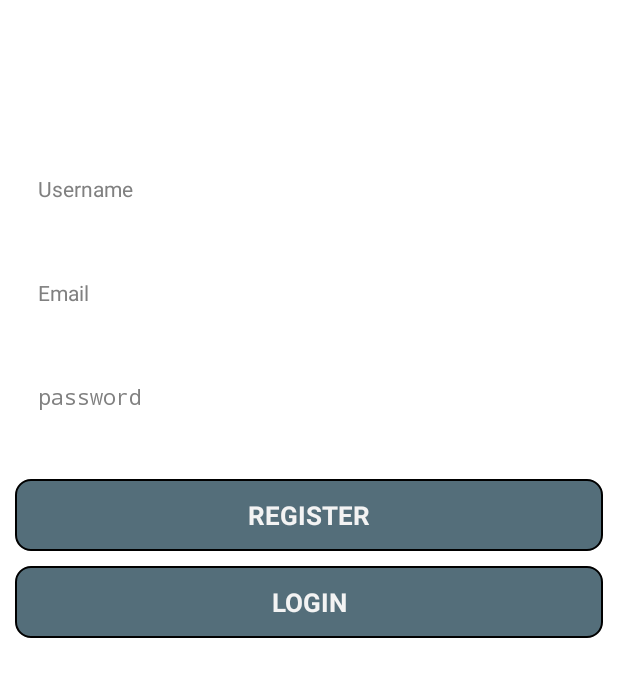
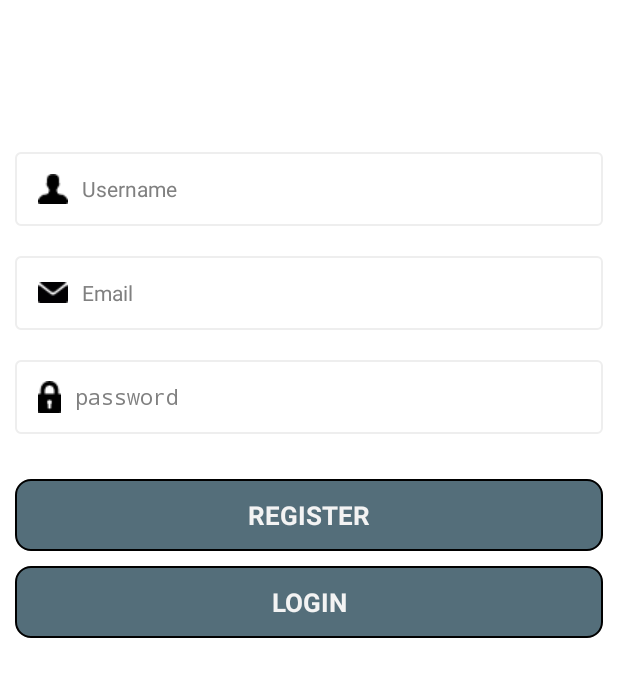
Before and after one commit to byteShaft/foodie, an Android app: the screen it shows after launch (RegisterActivity), on a phone screen of 412 x 824 dp, the part 260-957 px from its top. Run offline under Robolectric (Android 15) with nearby library versions, the phone set to English and light mode, and no system bars.

Commit message:
set logout action and set register activity UI

```diff
--- a/app/src/main/java/com/byteshaft/foodie/activities/MainActivity.java
+++ b/app/src/main/java/com/byteshaft/foodie/activities/MainActivity.java
@@ -1,7 +1,6 @@
 package com.byteshaft.foodie.activities;
 
 import android.app.AlertDialog;
-import android.content.Context;
 import android.content.DialogInterface;
 import android.content.Intent;
 import android.content.SharedPreferences;
@@ -143,13 +142,13 @@ public class MainActivity extends AppCompatActivity
                 .setCancelable(false)
                 .setPositiveButton("Yes", new DialogInterface.OnClickListener() {
                     public void onClick(DialogInterface dialog, int id) {
-                        SharedPreferences sharedpreferences = getSharedPreferences(MainActivity.MyPREFERENCES, Context.MODE_PRIVATE);
+                        SharedPreferences sharedpreferences = Helpers.getPreferenceManager();
                         SharedPreferences.Editor editor = sharedpreferences.edit();
                         editor.clear();
                         editor.commit();
                         closeApplication();
                         if (!Helpers.isUserLoggedIn()) {
-                            startActivity(new Intent(getApplicationContext(), RegisterActivity.class));
+                            startActivity(new Intent(getApplicationContext(), LoginActivity.class));
                             Helpers.userLogin(false);
                         }
 
--- a/app/src/main/res/layout/activity_login.xml
+++ b/app/src/main/res/layout/activity_login.xml
@@ -23,6 +23,7 @@
             android:src="@mipmap/ic_launcher" />
 
     </RelativeLayout>
+
 
     <LinearLayout
         android:layout_width="match_parent"
--- a/app/src/main/res/layout/activity_register.xml
+++ b/app/src/main/res/layout/activity_register.xml
@@ -42,6 +42,9 @@
             android:textColor="@android:color/black"
             android:singleLine="true"
             android:textSize="14sp"
+            android:background="@drawable/edt_bg"
+            android:drawableLeft="@drawable/username"
+            android:drawableStart="@drawable/username"
             android:inputType="textPersonName"
             android:drawablePadding="9dp"/>
 
@@ -58,6 +61,9 @@
             android:hint="Email"
             android:singleLine="true"
             android:textSize="14sp"
+            android:background="@drawable/edt_bg"
+            android:drawableLeft="@drawable/email"
+            android:drawableStart="@drawable/email"
             android:inputType="textEmailAddress"
             android:drawablePadding="9dp"/>
 
@@ -75,6 +81,9 @@
             android:textSize="14sp"
             android:singleLine="true"
             android:inputType="textPassword"
+            android:background="@drawable/edt_bg"
+            android:drawableLeft="@drawable/password"
+            android:drawableStart="@drawable/password"
             android:drawablePadding="9dp"/>
 
         <Button
```
Also changed, not shown: app/src/main/java/com/byteshaft/foodie/utils/Helpers.java (+2 -20 lines).
